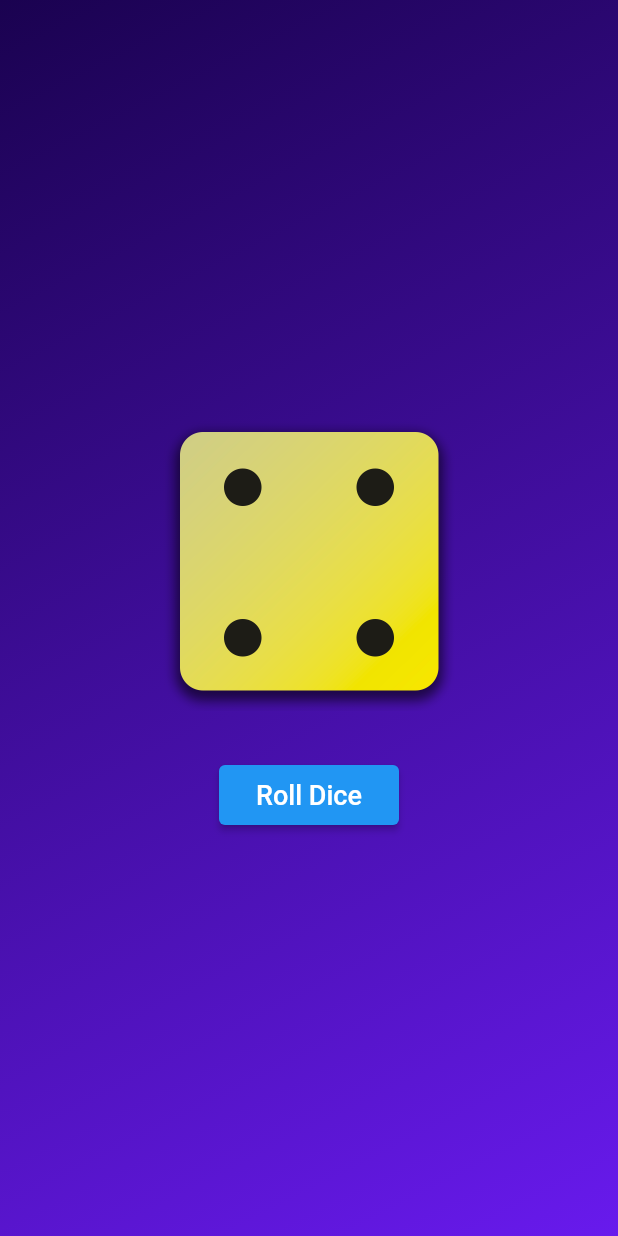
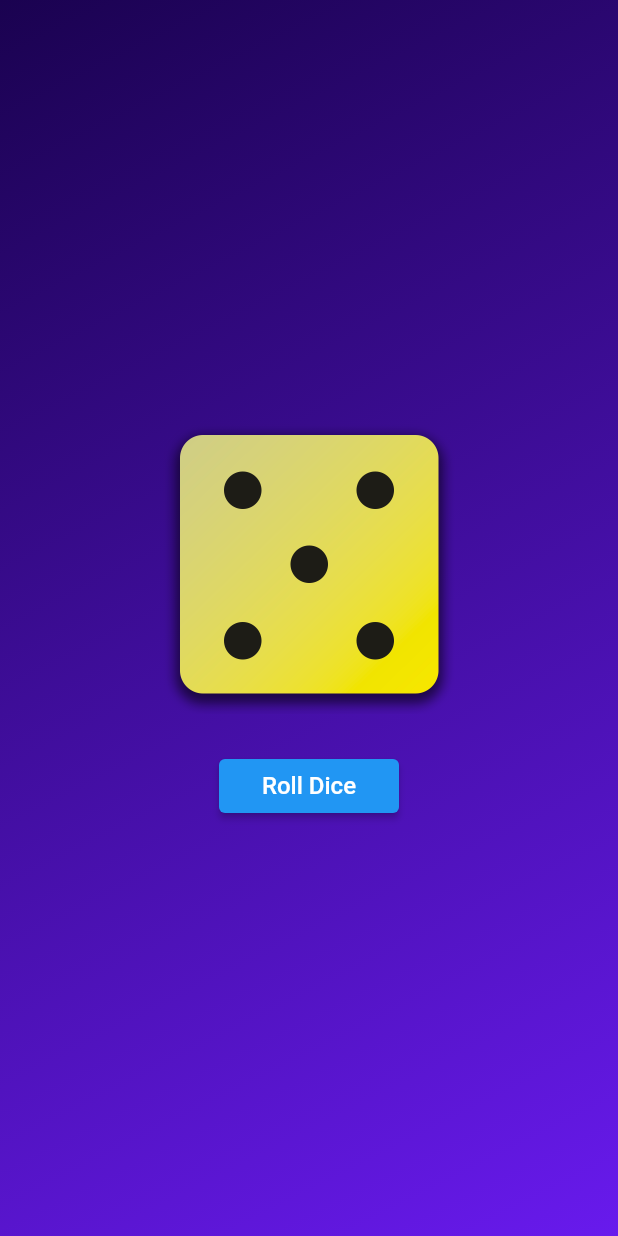
Before and after one commit to rafaeraza/flutter-dice-roll-app, a Flutter app: the screen it shows after launch, after a tap on "Roll Dice", on a phone screen of 412 x 824 dp. Run offline on Flutter 3.47's test engine with Material 2 defaults, Android fonts, the phone set to English and light mode, and no system bars.

Commit message:
chore: update `dice_roller.dart` to optimize roll dice method

```diff
--- a/lib/widgets/dice_roller.dart
+++ b/lib/widgets/dice_roller.dart
@@ -1,4 +1,7 @@
+import 'dart:math';
 import 'package:flutter/material.dart';
+
+final randomizer = Random();
 
 class DiceRoller extends StatefulWidget {
   const DiceRoller({super.key});
@@ -10,11 +13,11 @@
 }
 
 class _DiceRollerState extends State<DiceRoller> {
-  var activeDiceImage = 'lib/assets/images/dice-2.png';
+  var currentDiceRoll = 2;
 
   void rollDice() {
     setState(() {
-      activeDiceImage = 'lib/assets/images/dice-4.png';
+      currentDiceRoll = randomizer.nextInt(6) + 1;
     });
   }
 
@@ -24,19 +27,18 @@
       mainAxisSize: MainAxisSize.min,
       children: [
         Image.asset(
-          activeDiceImage,
+          'lib/assets/images/dice-$currentDiceRoll.png',
           width: 200,
         ),
         const SizedBox(
-          height: 36,
+          height: 24,
         ),
         SizedBox(
           width: 120,
-          height: 40,
           child: ElevatedButton(
             onPressed: rollDice,
             child: const Text('Roll Dice',
-                style: TextStyle(color: Colors.white, fontSize: 18.0)),
+                style: TextStyle(color: Colors.white, fontSize: 16.0)),
           ),
         ),
       ],
```
